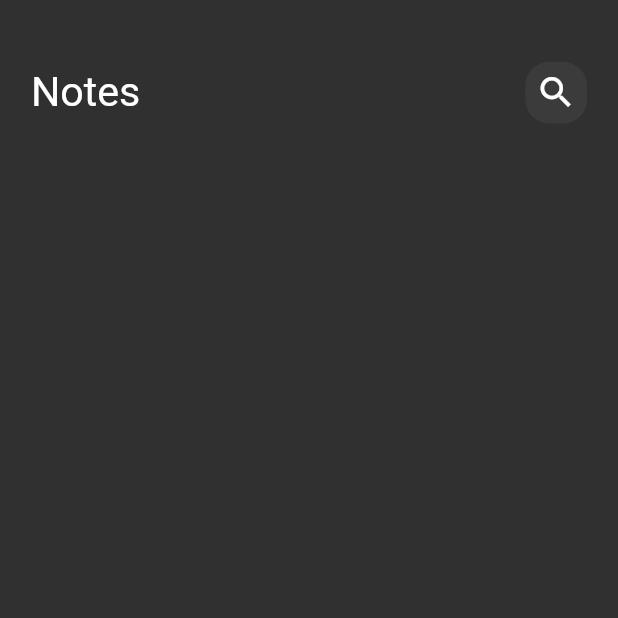
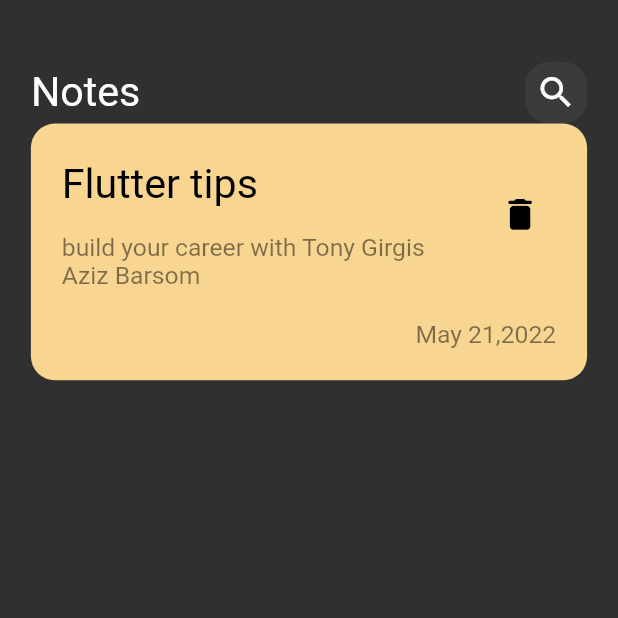
Before and after one commit to ToOoNyGirgis/notes_app, a Flutter app: the screen it shows after launch, on a phone screen of 412 x 824 dp, the top half of it. Run offline on Flutter 3.47's test engine with Material 2 defaults, Android fonts, the phone set to English and light mode, and no system bars; our stand-ins replace sizer.

Commit message:
after Note Item

```diff
--- a/lib/views/widgets/custom_appbar.dart
+++ b/lib/views/widgets/custom_appbar.dart
@@ -15,8 +15,8 @@ class CustomAppBar extends StatelessWidget {
             fontSize: 20.sp,
           ),
         ),
-        Spacer(),
-        CustomIcon(),
+        const Spacer(),
+        const CustomIcon(),
       ],
     );
   }
--- /dev/null
+++ b/lib/views/widgets/custom_note_item.dart
@@ -0,0 +1,53 @@
+import 'package:flutter/material.dart';
+import 'package:sizer/sizer.dart';
+
+class CustomNoteItem extends StatelessWidget {
+  const CustomNoteItem({Key? key}) : super(key: key);
+
+  @override
+  Widget build(BuildContext context) {
+    return Container(
+      padding:
+      EdgeInsetsDirectional.symmetric(horizontal: 5.w, vertical: 5.w),
+      decoration: BoxDecoration(
+        color: Color(0xffF8D590),
+        borderRadius: BorderRadius.circular(16),
+      ),
+      child: Column(
+        crossAxisAlignment: CrossAxisAlignment.end,
+        children: [
+          ListTile(
+            title: Text(
+              'Flutter tips',
+              style: TextStyle(fontSize: 20.sp, color: Colors.black),
+            ),
+            subtitle: Padding(
+              padding: EdgeInsets.symmetric(vertical: 2.h),
+              child: Text(
+                'build your career with Tony Girgis Aziz Barsom',
+                style: TextStyle(
+                    fontSize: 12.sp, color: Colors.black.withOpacity(.5)),
+              ),
+            ),
+            trailing: IconButton(
+              onPressed: () {},
+              icon: Icon(
+                Icons.delete_rounded,
+                size: 20.sp,
+                color: Colors.black,
+              ),
+            ),
+            contentPadding: EdgeInsetsDirectional.zero,
+          ),
+          Text(
+            'May 21,2022',
+            style: TextStyle(
+              fontSize: 12.sp,
+              color: Colors.black.withOpacity(.5),
+            ),
+          ),
+        ],
+      ),
+    );
+  }
+}
--- a/lib/views/widgets/custom_notes_body.dart
+++ b/lib/views/widgets/custom_notes_body.dart
@@ -1,5 +1,6 @@
 import 'package:flutter/material.dart';
 import 'package:notes_app/views/widgets/custom_appbar.dart';
+import 'package:notes_app/views/widgets/custom_note_item.dart';
 import 'package:sizer/sizer.dart';
 
 class CustomNotesBody extends StatelessWidget {
@@ -8,11 +9,14 @@ class CustomNotesBody extends StatelessWidget {
   @override
   Widget build(BuildContext context) {
     return Padding(
-      padding:  EdgeInsets.symmetric(horizontal: 5.w),
+      padding: EdgeInsets.symmetric(horizontal: 5.w),
       child: Column(
         children: [
-          SizedBox(height: 5.h,),
-          CustomAppBar(),
+          SizedBox(
+            height: 5.h,
+          ),
+          const CustomAppBar(),
+          CustomNoteItem()
         ],
       ),
     );
```
